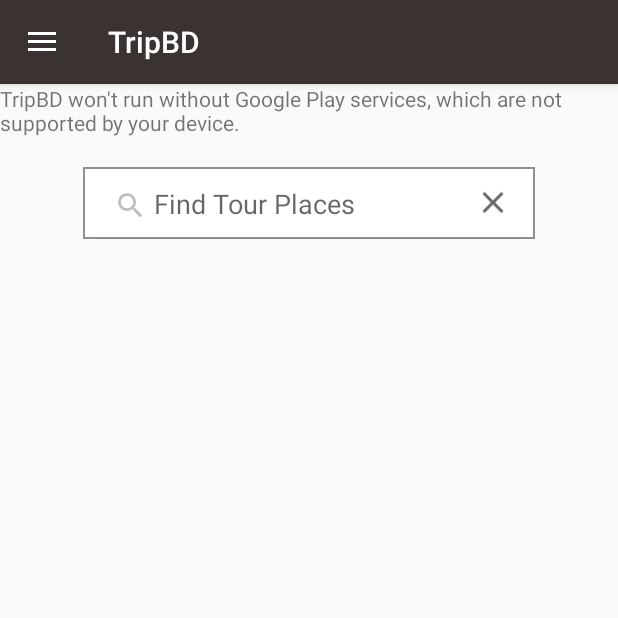
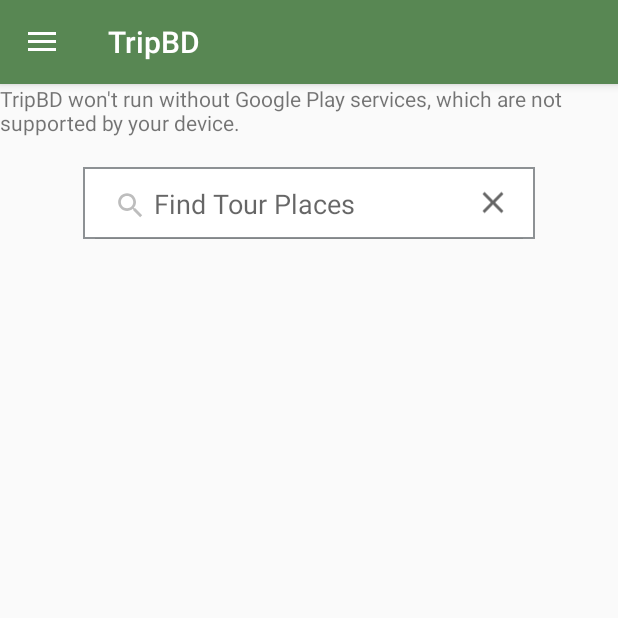
Before and after one commit to sarafinmahtab/TripBD, an Android app: the screen it shows after launch (MainActivity), after a tap on "Clear query", on a phone screen of 412 x 824 dp, the top half of it. Run offline under Robolectric (Android 15) with nearby library versions, the phone set to English and light mode, and no system bars; our stand-ins replace Volley; 3 other taps on this screen came first.

Commit message:
Fixed some bugs!!

```diff
--- a/app/src/main/java/com/sarafinmahtab/tripbd/MainActivity.java
+++ b/app/src/main/java/com/sarafinmahtab/tripbd/MainActivity.java
@@ -70,6 +70,9 @@
     ImageView closeButton;
     EditText searchEditText;
     ArrayList<Place> arraylist = new ArrayList<>();
+    ArrayList<Place> tempList = new ArrayList<>();
+
+    boolean onQuery = false;
 
     String searchQueryRequest_url = "http://192.168.0.63/TripBD/searchview_place_name_query.php";
     String markerList_url = "http://192.168.0.63/TripBD/center_point_marker_loader.php";
@@ -115,7 +118,7 @@
 
         searchView = (SearchView) findViewById(R.id.homeSearchView);
         searchEditText = (EditText) findViewById(R.id.search_src_text);
-//        searchView.setQueryHint("Enter Text");
+//        searchEditText.setHint("Find Tour Places");
 
         searchView.setOnClickListener(new View.OnClickListener() {
 
@@ -129,7 +132,7 @@
 
             @Override
             public boolean onQueryTextSubmit(String query) {
-//                Toast.makeText(SearchActivity.this, query, Toast.LENGTH_LONG).show();
+
                 return true;
             }
 
@@ -142,6 +145,7 @@
                     public void onResponse(String response) {
                         try {
 //                            Toast.makeText(MainActivity.this, response, Toast.LENGTH_LONG).show();
+                            onQuery = true;
                             arraylist.clear();
                             int len;
 
@@ -196,7 +200,8 @@
 
                         if(newText.equals("")) {
                             arraylist.clear();
-
+                            params.put("query_text_change", "DhakaChittagongSylhet");
+                            return params;
 //                            runOnUiThread(new Runnable() {
 //                                @Override
 //                                public void run() {
@@ -223,13 +228,17 @@
 
             @Override
             public void onClick(View v) {
-                //Clear the text from EditText view
-                searchEditText.setText("");
-                //Clear query
-                searchView.setQuery("", false);
+                if(onQuery) {
+                    //Clear the text from EditText view
+                    searchEditText.setText("");
+
+                    //Clear query
+                    searchView.setQuery("", false);
+                    adapter.notifyDataSetChanged();
+                }
+
                 searchView.clearFocus();
                 arraylist.clear();
-                adapter.notifyDataSetChanged();
             }
         });
     }
--- a/app/src/main/res/layout/content_main.xml
+++ b/app/src/main/res/layout/content_main.xml
@@ -20,6 +20,7 @@
         android:layout_marginTop="55dp"
         android:background="@drawable/searchview_border"
         android:orientation="horizontal"
+        app:defaultQueryHint="Find Tour Places"
         app:queryHint="Find Tour Places"
         app:layout_constraintHorizontal_bias="0.0"
         app:layout_constraintLeft_toLeftOf="parent"
--- a/app/src/main/res/values/colors.xml
+++ b/app/src/main/res/values/colors.xml
@@ -1,7 +1,11 @@
 <?xml version="1.0" encoding="utf-8"?>
 <resources>
-    <color name="colorPrimary">#3b3331</color>
-    <color name="colorPrimaryDark">#746764</color>
+    <color name="colorPrimary">#588753</color>
+    <color name="colorPrimaryDark">#588753</color>
+
+    <color name="colorAlternative">#3b3331</color>
+    <color name="colorAlternativeDark">#746764</color>
+
     <color name="colorAccent">#8f0d23</color>
 
     <color name="colorTripBDText">#1b0302</color>
--- a/app/src/main/res/values/strings.xml
+++ b/app/src/main/res/values/strings.xml
@@ -5,5 +5,5 @@
     <string name="navigation_drawer_close">Close navigation drawer</string>
 
     <string name="action_settings">Settings</string>
-    <string name="search_hint">Find Places</string>
+    <string name="search_hint">Find Tour Places</string>
 </resources>
--- a/app/src/main/res/xml/searchable.xml
+++ b/app/src/main/res/xml/searchable.xml
@@ -2,4 +2,5 @@
 
 <searchable xmlns:android="http://schemas.android.com/apk/res/android"
     android:label="@string/app_name"
-    android:hint="@string/search_hint" />
+    android:hint="@string/search_hint">
+</searchable>
```
